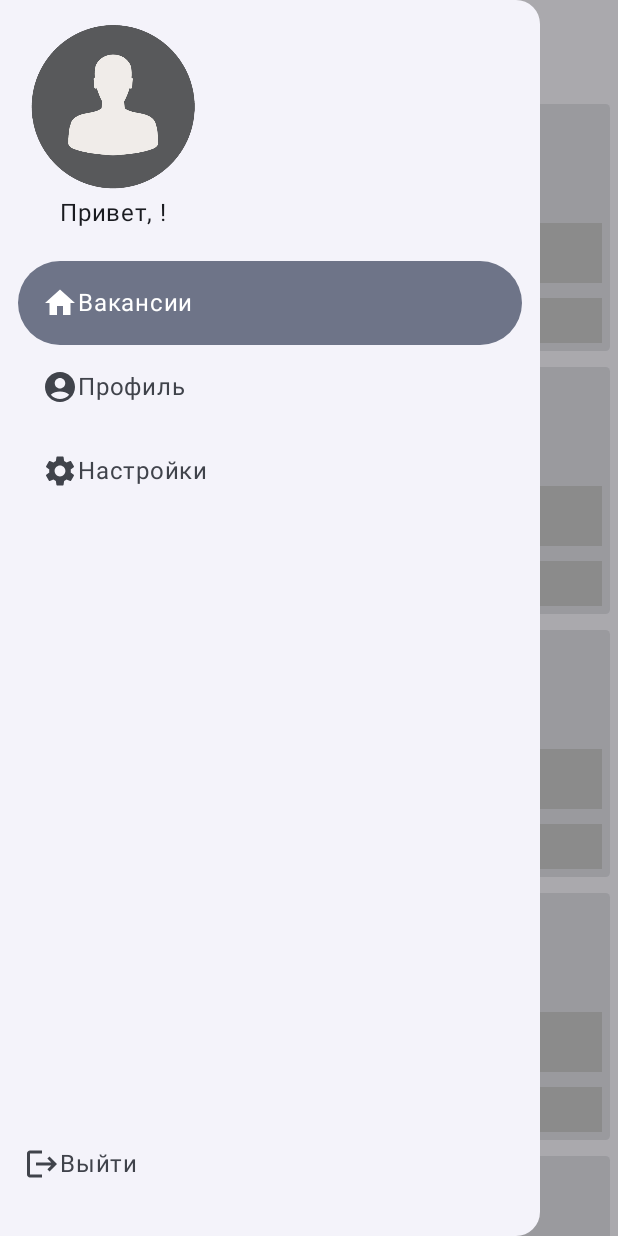
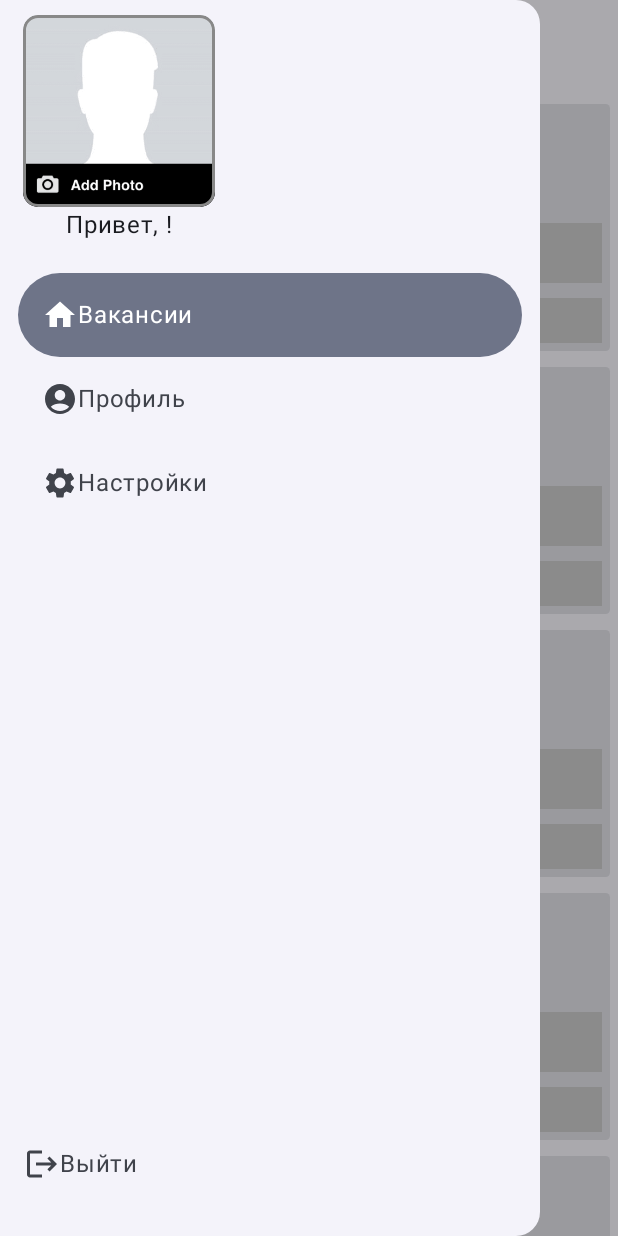
Before and after one commit to kiryuha21/JobSearchPlatformClient, an Android app built with Jetpack Compose: the EmployerHomeScreen screen opened through its navigation route, after a tap on "menu", on a phone screen of 412 x 824 dp. Run offline under Robolectric (Android 15) with nearby library versions, the phone set to English and light mode, and no system bars; our stand-ins replace Shimmer; network calls fail; pictures from the network do not load; 1 statement that could not run was skipped.

Commit message:
made correct logging out and user image loading through callback registry

```diff
--- a/app/src/main/java/com/kiryuha21/jobsearchplatformclient/ui/components/LoadingComponent.kt
+++ b/app/src/main/java/com/kiryuha21/jobsearchplatformclient/ui/components/LoadingComponent.kt
@@ -11,7 +11,7 @@ import androidx.compose.ui.tooling.preview.Preview
 
 @Preview(showBackground = true)
 @Composable
-fun LoadingComponent(modifier: Modifier = Modifier, description: String = "Loading...") {
+fun LoadingComponent(modifier: Modifier = Modifier, description: String = "Загрузка...") {
     Column(
         horizontalAlignment = Alignment.CenterHorizontally,
         verticalArrangement = Arrangement.Center,
--- /dev/null
+++ b/app/src/main/java/com/kiryuha21/jobsearchplatformclient/ui/navigation/CallbacksRegistry.kt
@@ -0,0 +1,10 @@
+package com.kiryuha21.jobsearchplatformclient.ui.navigation
+
+import android.graphics.Bitmap
+import androidx.compose.runtime.MutableState
+import androidx.compose.runtime.mutableStateOf
+
+object CallbacksRegistry {
+    var logoutCallback: MutableState<() -> Unit> = mutableStateOf({})
+    var setProfileImageCallback: MutableState<(Bitmap) -> Unit> = mutableStateOf({})
+}
--- a/app/src/main/java/com/kiryuha21/jobsearchplatformclient/ui/navigation/NavigationController.kt
+++ b/app/src/main/java/com/kiryuha21/jobsearchplatformclient/ui/navigation/NavigationController.kt
@@ -1,6 +1,7 @@
 package com.kiryuha21.jobsearchplatformclient.ui.navigation
 
 import android.graphics.Bitmap
+import android.widget.Toast
 import androidx.compose.foundation.layout.padding
 import androidx.compose.runtime.Composable
 import androidx.compose.runtime.LaunchedEffect
@@ -129,6 +130,15 @@ fun NavGraphBuilder.addMainApp(
             navController,
             TokenDataStore(LocalContext.current)
         )
+
+        LaunchedEffect(key1 = Unit) {
+            CallbacksRegistry.logoutCallback.value = {
+                viewModel.processIntent(MainAppContract.MainAppIntent.LogOut)
+            }
+            CallbacksRegistry.setProfileImageCallback.value = {
+                viewModel.processIntent(MainAppContract.MainAppIntent.SetUserImage(it))
+            }
+        }
 
         when (CurrentUser.info.role) {
             UserRole.Worker -> WorkerHomeScreen(
@@ -260,24 +270,10 @@ fun NavGraphBuilder.addMainApp(
 fun NavigationController() {
     val navController = rememberNavController()
     val shouldShowTopBar = rememberSaveable { mutableStateOf(false) }
-    val ctx = LocalContext.current
-    val scope = rememberCoroutineScope()
 
     MainAppScaffold(
         navigateFunction = navController::navigate,
-        onLogOut = {
-            val tokenDatasourceProvider = TokenDataStore(ctx)
-            scope.launch {
-                withContext(Dispatchers.IO) {
-                    tokenDatasourceProvider.deleteRefreshToken()
-                }
-                navController.navigate(NavigationGraph.Authentication.LOG_IN) {
-                    popUpTo(NavigationGraph.MainApp.NAV_ROUTE) {
-                        inclusive = true
-                    }
-                }
-            }
-        },
+        onLogOut = CallbacksRegistry.logoutCallback.value,
         shouldShowTopBar = shouldShowTopBar.value
     ) { paddingValues ->
         NavHost(
--- a/app/src/main/java/com/kiryuha21/jobsearchplatformclient/ui/navigation/NavigationDrawer.kt
+++ b/app/src/main/java/com/kiryuha21/jobsearchplatformclient/ui/navigation/NavigationDrawer.kt
@@ -1,6 +1,13 @@
 package com.kiryuha21.jobsearchplatformclient.ui.navigation
 
+import android.content.Intent
+import android.net.Uri
+import androidx.activity.compose.rememberLauncherForActivityResult
+import androidx.activity.result.PickVisualMediaRequest
+import androidx.activity.result.contract.ActivityResultContracts
 import androidx.compose.foundation.Image
+import androidx.compose.foundation.border
+import androidx.compose.foundation.clickable
 import androidx.compose.foundation.layout.Box
 import androidx.compose.foundation.layout.Column
 import androidx.compose.foundation.layout.PaddingValues
@@ -10,6 +17,7 @@ import androidx.compose.foundation.layout.fillMaxHeight
 import androidx.compose.foundation.layout.height
 import androidx.compose.foundation.layout.padding
 import androidx.compose.foundation.layout.size
+import androidx.compose.foundation.shape.RoundedCornerShape
 import androidx.compose.material.icons.Icons
 import androidx.compose.material.icons.automirrored.filled.Logout
 import androidx.compose.material.icons.rounded.Menu
@@ -28,46 +36,76 @@ import androidx.compose.material3.rememberDrawerState
 import androidx.compose.runtime.Composable
 import androidx.compose.runtime.getValue
 import androidx.compose.runtime.mutableIntStateOf
+import androidx.compose.runtime.mutableStateOf
+import androidx.compose.runtime.remember
 import androidx.compose.runtime.rememberCoroutineScope
 import androidx.compose.runtime.saveable.rememberSaveable
 import androidx.compose.runtime.setValue
 import androidx.compose.ui.Alignment
 import androidx.compose.ui.Modifier
+import androidx.compose.ui.draw.clip
+import androidx.compose.ui.graphics.Color
+import androidx.compose.ui.layout.ContentScale
 import androidx.compose.ui.platform.LocalContext
 import androidx.compose.ui.res.painterResource
 import androidx.compose.ui.unit.dp
 import androidx.compose.ui.unit.sp
 import coil.compose.AsyncImage
+import coil.compose.rememberAsyncImagePainter
 import coil.request.ImageRequest
 import com.kiryuha21.jobsearchplatformclient.R
 import com.kiryuha21.jobsearchplatformclient.data.domain.CurrentUser
 import com.kiryuha21.jobsearchplatformclient.ui.components.Title
+import com.kiryuha21.jobsearchplatformclient.util.getBitmap
 import kotlinx.coroutines.launch
 
 @Composable
 fun DrawerMiniProfile(modifier: Modifier = Modifier) {
+    val context = LocalContext.current
+    var selectedImageUri by remember {
+        mutableStateOf(if (CurrentUser.info.imageUrl != null) Uri.parse(CurrentUser.info.imageUrl) else null)
+    }
+    val photoPickerLauncher = rememberLauncherForActivityResult(
+        contract = ActivityResultContracts.PickVisualMedia()
+    ) {
+        if (it != null) {
+            context.contentResolver.takePersistableUriPermission(it, Intent.FLAG_GRANT_READ_URI_PERMISSION)
+            selectedImageUri = it
+            CallbacksRegistry.setProfileImageCallback.value(it.getBitmap(context))
+        }
+    }
+
+    val painter = if (selectedImageUri != null) {
+        rememberAsyncImagePainter(
+            model = ImageRequest.Builder(LocalContext.current)
+                .data(selectedImageUri)
+                .crossfade(true)
+                .build()
+        )
+    } else {
+        painterResource(id = R.drawable.upload_photo)
+    }
+
     Column(
         horizontalAlignment = Alignment.CenterHorizontally,
         modifier = modifier.padding(start = 15.dp, top = 10.dp)
     ) {
-        if (CurrentUser.info.imageUrl != null) {
-            AsyncImage(
-                model = ImageRequest.Builder(LocalContext.current)
-                    .data(CurrentUser.info.imageUrl)
-                    .crossfade(true)
-                    .build(),
-                placeholder = painterResource(id = R.drawable.default_avatar),
-                contentDescription = null,
-                modifier = Modifier.size(120.dp)
-            )
-        } else {
-            Image(
-                painter = painterResource(id = R.drawable.default_avatar),
-                contentDescription = null,
-                modifier = Modifier.size(120.dp)
-            )
-        }
-
+        Image(
+            painter = painter,
+            contentDescription = "upload_photo",
+            contentScale = ContentScale.Crop,
+            modifier = Modifier
+                .size(128.dp)
+                .clip(RoundedCornerShape(10.dp))
+                .border(2.dp, Color.Gray, RoundedCornerShape(10.dp))
+                .clickable {
+                    photoPickerLauncher.launch(
+                        PickVisualMediaRequest(
+                            ActivityResultContracts.PickVisualMedia.ImageOnly
+                        )
+                    )
+                }
+        )
         Text("Привет, ${CurrentUser.info.username}!")
     }
 }
--- a/app/src/main/java/com/kiryuha21/jobsearchplatformclient/ui/screens/EmployerProfileScreen.kt
+++ b/app/src/main/java/com/kiryuha21/jobsearchplatformclient/ui/screens/EmployerProfileScreen.kt
@@ -30,7 +30,8 @@ fun EmployerProfileScreen(
     state: MainAppContract.MainAppState,
     loadVacancies: () -> Unit,
     openVacancyDetails: (String) -> Unit,
-    openVacancyEdit: () -> Unit
+    openVacancyEdit: () -> Unit,
+    modifier: Modifier = Modifier
 ) {
     Scaffold(
         floatingActionButtonPosition = FabPosition.Center,
@@ -40,7 +41,8 @@ fun EmployerProfileScreen(
             ) {
                 Text(text = "Новая вакансия")
             }
-        }
+        },
+        modifier = modifier
     ) { paddingValues ->
         Column(
             horizontalAlignment = Alignment.CenterHorizontally,
--- a/app/src/main/java/com/kiryuha21/jobsearchplatformclient/ui/screens/WorkerHomeScreen.kt
+++ b/app/src/main/java/com/kiryuha21/jobsearchplatformclient/ui/screens/WorkerHomeScreen.kt
@@ -15,13 +15,16 @@ import com.kiryuha21.jobsearchplatformclient.ui.contract.MainAppContract
 fun WorkerHomeScreen(
     state: MainAppContract.MainAppState,
     loadVacancies: () -> Unit,
-    openVacancyDetails: (String) -> Unit
+    openVacancyDetails: (String) -> Unit,
+    modifier: Modifier = Modifier
 ) {
     LaunchedEffect(key1 = true) {
         loadVacancies()
     }
 
-    LazyColumn {
+    LazyColumn(
+        modifier = modifier
+    ) {
         when (state.isLoading) {
             true -> {
                 items(10) {
--- a/app/src/main/java/com/kiryuha21/jobsearchplatformclient/ui/screens/WorkerProfileScreen.kt
+++ b/app/src/main/java/com/kiryuha21/jobsearchplatformclient/ui/screens/WorkerProfileScreen.kt
@@ -29,7 +29,8 @@ fun WorkerProfileScreen(
     state: MainAppContract.MainAppState,
     loadResumes: () -> Unit,
     openResumeDetails: (String) -> Unit,
-    openResumeEdit: () -> Unit
+    openResumeEdit: () -> Unit,
+    modifier: Modifier = Modifier
 ) {
     LaunchedEffect(Unit) {
         loadResumes()
@@ -46,7 +47,8 @@ fun WorkerProfileScreen(
             ) {
                 Text(text = "Новое резюме")
             }
-        }
+        },
+        modifier = modifier
     ) { paddingValues ->
         Column(
             horizontalAlignment = Alignment.CenterHorizontally,
```
Also changed, not shown: app/src/main/java/com/kiryuha21/jobsearchplatformclient/ui/screens/EmployerHomeScreen.kt (+5 -2 lines), app/src/main/java/com/kiryuha21/jobsearchplatformclient/ui/viewmodel/MainAppViewModel.kt (+6 -2 lines).
